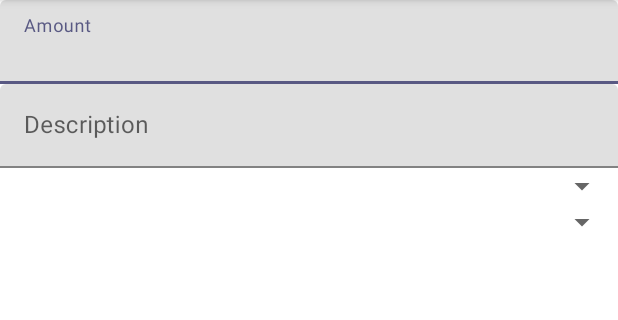
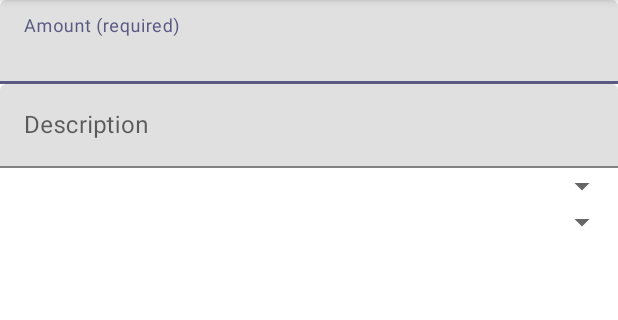
Before and after one commit to kn65op/domag, an Android app: the fragment EditItemFragment shown on its own in the app's theme, on a phone screen of 412 x 824 dp, the part 84-404 px from its top. Run offline under Robolectric (Android 15) with nearby library versions, the phone set to English and light mode, and no system bars; our stand-ins replace Room's generated code; libraries missing offline, so code that uses them is left out: com.toptoche.searchablespinnerlibrary, io.github.kn65op.android; plain views replace SearchableSpinner; 10 statements that could not run were skipped.

Commit message:
Add dialog when amount is empty

```diff
--- a/android/app/src/main/res/values/strings.xml
+++ b/android/app/src/main/res/values/strings.xml
@@ -30,8 +30,10 @@
     <string name="edit_category_category_name">Name</string>
     <string name="edit_category_parent_text">Parent category</string>
     <string name="edit_category_unit">Unit</string>
-    <string name="edit_item_amount_text">Amount</string>
+    <string name="edit_item_amount_text">Amount (required)</string>
     <string name="edit_item_depot_spinner_title">Depot</string>
     <string name="edit_item_category_spinner_title">Category</string>
     <string name="edit_item_description">Description</string>
+    <string name="edit_item_no_amount_dialog_message">Amount can\'t be empty</string>
+    <string name="ok">OK</string>
 </resources>
```
Also changed, not shown: android/app/src/main/java/com/example/domag2/EditItemFragment.kt (+13 -1 lines), 2 other files.
